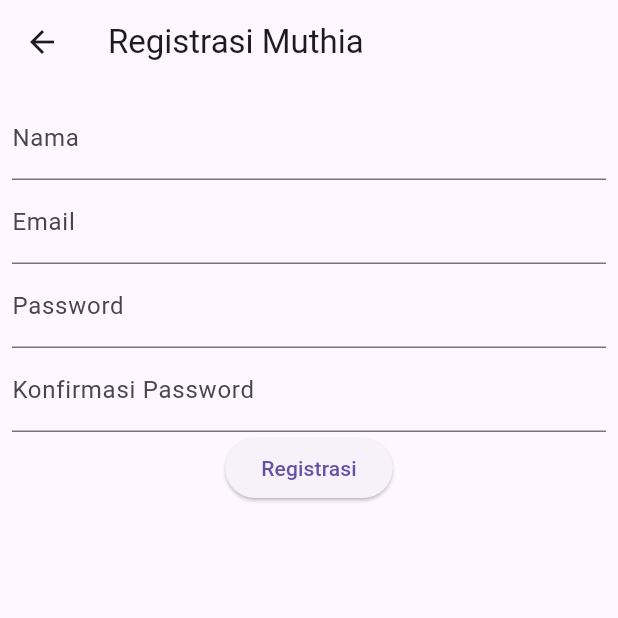
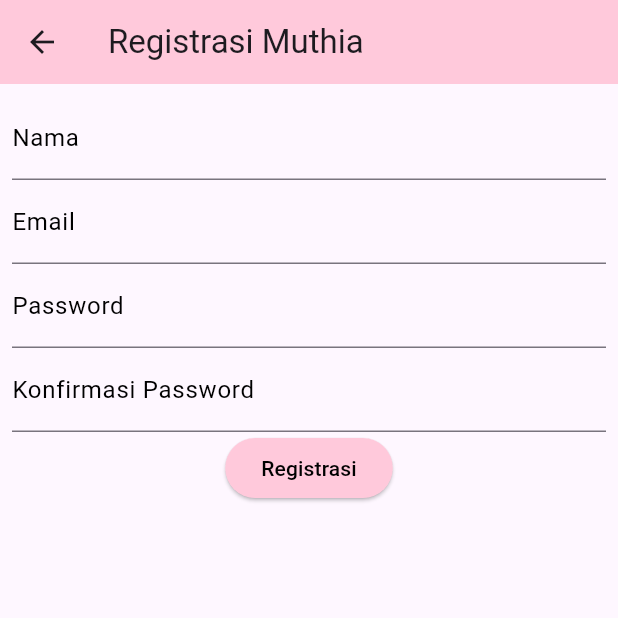
Before and after one commit to Mut127/Tugas4_MuthiaKhanza_C, a Flutter app: the screen it shows after launch, after a tap on "Login", after a tap on "Registrasi", on a phone screen of 412 x 824 dp, the top half of it. Run offline on Flutter 3.47's test engine with Material 3 defaults, Android fonts, the phone set to English and light mode, and no system bars; our stand-ins replace shared_preferences; network calls fail.

Commit message:
pertemuan 5

```diff
--- a/tokokita/lib/ui/login_page.dart
+++ b/tokokita/lib/ui/login_page.dart
@@ -24,6 +24,7 @@ class _LoginPageState extends State<LoginPage> {
     return Scaffold(
       appBar: AppBar(
         title: const Text('Login Muthia'),
+        backgroundColor: const Color.fromARGB(255, 255, 201, 219),
       ),
       body: SingleChildScrollView(
         child: Padding(
@@ -50,11 +51,16 @@ class _LoginPageState extends State<LoginPage> {
   // Membuat Textbox email
   Widget _emailTextField() {
     return TextFormField(
-      decoration: const InputDecoration(labelText: "Email"),
+      decoration: const InputDecoration(
+        labelText: "Email",
+        labelStyle: TextStyle(color: Color.fromARGB(255, 0, 0, 0)),
+        focusedBorder: UnderlineInputBorder(
+          borderSide: BorderSide(color: Colors.blue),
+        ),
+      ),
       keyboardType: TextInputType.emailAddress,
       controller: _emailTextboxController,
       validator: (value) {
-        // Validasi harus diisi
         if (value!.isEmpty) {
           return 'Email harus diisi';
         }
@@ -66,12 +72,17 @@ class _LoginPageState extends State<LoginPage> {
   // Membuat Textbox password
   Widget _passwordTextField() {
     return TextFormField(
-      decoration: const InputDecoration(labelText: "Password"),
+      decoration: const InputDecoration(
+        labelText: "Password",
+        labelStyle: TextStyle(color: Color.fromARGB(255, 0, 0, 0)),
+        focusedBorder: UnderlineInputBorder(
+          borderSide: BorderSide(color: Color.fromARGB(255, 255, 201, 219)),
+        ),
+      ),
       keyboardType: TextInputType.text,
       obscureText: true,
       controller: _passwordTextboxController,
       validator: (value) {
-        // Jika karakter yang dimasukkan kurang dari 6 karakter
         if (value!.isEmpty) {
           return "Password harus diisi";
         }
@@ -83,13 +94,18 @@ class _LoginPageState extends State<LoginPage> {
   // Membuat Tombol Login
   Widget _buttonLogin() {
     return ElevatedButton(
+      style: ElevatedButton.styleFrom(
+        backgroundColor: const Color.fromARGB(255, 255, 201, 219),
+        foregroundColor: Colors.black,
+      ),
       child: const Text("Login"),
       onPressed: () {
         var validate = _formKey.currentState!.validate();
         if (validate) {
           if (!_isLoading) _submit();
         }
-        });
+      },
+    );
   }
 
   void _submit() {
@@ -99,8 +115,8 @@ class _LoginPageState extends State<LoginPage> {
     });
     LoginBloc.login(
       email: _emailTextboxController.text,
-            password: _passwordTextboxController.text)
-        .then((value) async {
+      password: _passwordTextboxController.text,
+    ).then((value) async {
       if (value.code == 200) {
         await UserInfo().setToken(value.token.toString());
         await UserInfo().setUserID(int.parse(value.userID.toString()));
@@ -131,7 +147,7 @@ class _LoginPageState extends State<LoginPage> {
       child: InkWell(
         child: const Text(
           "Registrasi",
-          style: TextStyle(color: Colors.blue),
+          style: TextStyle(color: Colors.black),
         ),
         onTap: () {
           Navigator.push(context,
--- a/tokokita/lib/ui/registrasi_page.dart
+++ b/tokokita/lib/ui/registrasi_page.dart
@@ -23,6 +23,7 @@ class _RegistrasiPageState extends State<RegistrasiPage> {
     return Scaffold(
       appBar: AppBar(
         title: const Text("Registrasi Muthia"),
+        backgroundColor: const Color.fromARGB(255, 255, 201, 219),
       ),
       body: SingleChildScrollView(
         child: Padding(
@@ -45,10 +46,18 @@ class _RegistrasiPageState extends State<RegistrasiPage> {
     );
   }
 
-//Membuat Textbox Nama
+// Nama Text Field
   Widget _namaTextField() {
     return TextFormField(
-      decoration: const InputDecoration(labelText: "Nama"),
+      decoration: const InputDecoration(
+        labelText: "Nama",
+        labelStyle: TextStyle(color: Color.fromARGB(255, 0, 0, 0)),
+        focusedBorder: UnderlineInputBorder(
+          borderSide: BorderSide(
+            color: Color.fromARGB(255, 255, 201, 219),
+          ),
+        ),
+      ),
       keyboardType: TextInputType.text,
       controller: _namaTextboxController,
       validator: (value) {
@@ -60,18 +69,25 @@ class _RegistrasiPageState extends State<RegistrasiPage> {
     );
   }
 
-//Membuat Textbox email
+// Email Text Field
   Widget _emailTextField() {
     return TextFormField(
-      decoration: const InputDecoration(labelText: "Email"),
+      decoration: const InputDecoration(
+        labelText: "Email",
+        labelStyle: TextStyle(color: Color.fromARGB(255, 0, 0, 0)),
+        focusedBorder: UnderlineInputBorder(
+          borderSide: BorderSide(
+            color: Colors.blue,
+          ),
+        ),
+      ),
       keyboardType: TextInputType.emailAddress,
       controller: _emailTextboxController,
       validator: (value) {
-        //validasi harus diisi
         if (value!.isEmpty) {
           return 'Email harus diisi';
         }
-        //validasi email
+        // Validasi email
         Pattern pattern =
             r'^(([^<>()[\]\\.,;:\s@\"]+(\.[^<>()[\]\\.,;:\s@\"]+)*)|(\".+\"))@((\[[0 -9]{1,3}\.[0-9]{1,3}\.[0-9]{1,3}\.[0-9]{1,3}\])|(([a-zA-Z\-0-9]+\.)+[a-zAZ]{2,}))$';
         RegExp regex = RegExp(pattern.toString());
@@ -83,15 +99,22 @@ class _RegistrasiPageState extends State<RegistrasiPage> {
     );
   }
 
-//Membuat Textbox password
+// Password Text Field
   Widget _passwordTextField() {
     return TextFormField(
-      decoration: const InputDecoration(labelText: "Password"),
+      decoration: const InputDecoration(
+        labelText: "Password",
+        labelStyle: TextStyle(color: Color.fromARGB(255, 0, 0, 0)),
+        focusedBorder: UnderlineInputBorder(
+          borderSide: BorderSide(
+            color: Color.fromARGB(255, 255, 201, 219),
+          ),
+        ),
+      ),
       keyboardType: TextInputType.text,
       obscureText: true,
       controller: _passwordTextboxController,
       validator: (value) {
-        //jika karakter yang dimasukkan kurang dari 6 karakter
         if (value!.length < 6) {
           return "Password harus diisi minimal 6 karakter";
         }
@@ -100,14 +123,21 @@ class _RegistrasiPageState extends State<RegistrasiPage> {
     );
   }
 
-  //membuat textbox Konfirmasi Password
+// Konfirmasi Password Text Field
   Widget _passwordKonfirmasiTextField() {
     return TextFormField(
-      decoration: const InputDecoration(labelText: "Konfirmasi Password"),
+      decoration: const InputDecoration(
+        labelText: "Konfirmasi Password",
+        labelStyle: TextStyle(color: Color.fromARGB(255, 0, 0, 0)),
+        focusedBorder: UnderlineInputBorder(
+          borderSide: BorderSide(
+            color: Colors.blue,
+          ),
+        ),
+      ),
       keyboardType: TextInputType.text,
       obscureText: true,
       validator: (value) {
-        //jika inputan tidak sama dengan password
         if (value != _passwordTextboxController.text) {
           return "Konfirmasi Password tidak sama";
         }
@@ -120,6 +150,10 @@ class _RegistrasiPageState extends State<RegistrasiPage> {
   //Membuat Tombol Registrasi
   Widget _buttonRegistrasi() {
     return ElevatedButton(
+        style: ElevatedButton.styleFrom(
+          backgroundColor: const Color.fromARGB(255, 255, 201, 219),
+          foregroundColor: Colors.black,
+        ),
         child: const Text("Registrasi"),
         onPressed: () {
           var validate = _formKey.currentState!.validate();
```
Also changed, not shown: tokokita/lib/ui/produk_detail.dart (+16 -7 lines), tokokita/lib/ui/produk_form.dart (+43 -10 lines), tokokita/lib/ui/produk_page.dart (+28 -7 lines), addproduk.png (added), daftarproduk.png (added), deleteconfirm.png (added), detailproduknew.png (added), listproduk.png (added), loginnew.png (added), logout.png (added), reggagal.png (added), registernew.png (added), regsukses.png (added), setelahdihapus.png (added), 2 more files, 1 other file. Lines whose indentation alone changed are shown as unchanged.
